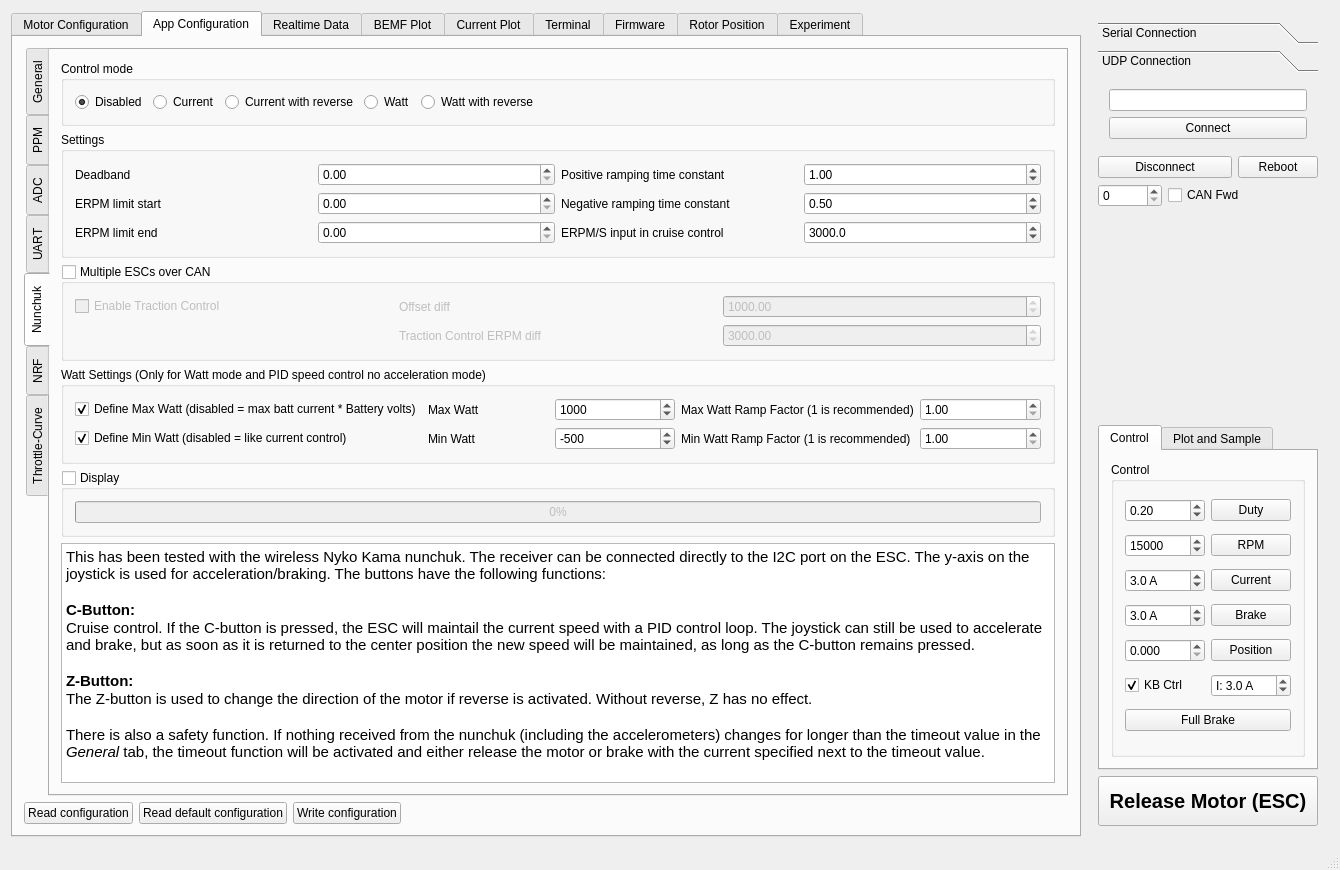
This is mainwindow.ui in task650/bldc_tool_ackmaniac as Qt 5 draws it before an edit. The edited form follows.
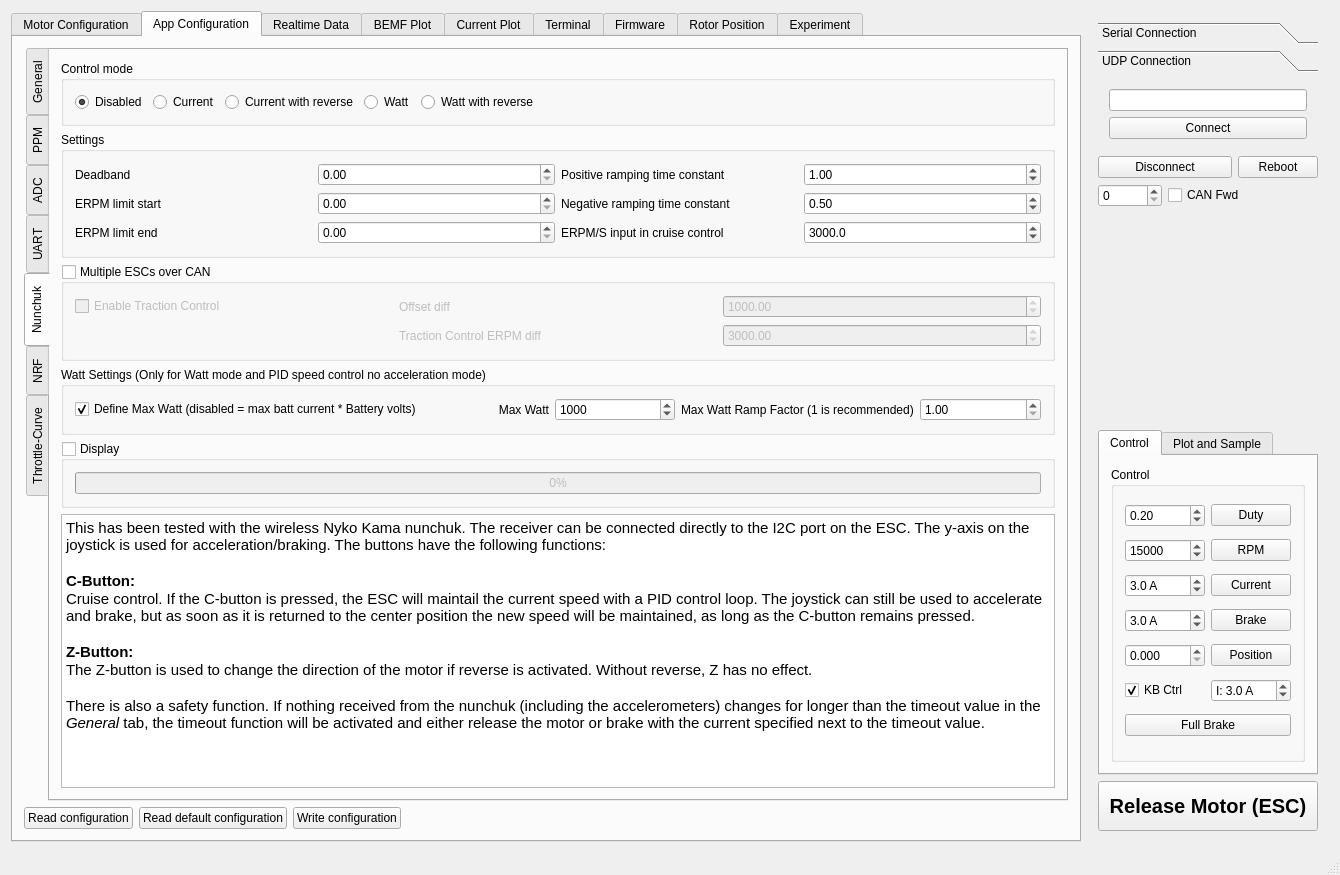
This is the edited form. The open tabs and pages were chosen to show the change. Icons and pictures are not drawn. Custom widgets are drawn as their Qt base class.

Patch:
```diff
--- a/mainwindow.ui
+++ b/mainwindow.ui
@@ -7,7 +7,7 @@
     <x>0</x>
     <y>0</y>
     <width>1340</width>
-    <height>870</height>
+    <height>875</height>
    </rect>
   </property>
   <property name="sizePolicy">
@@ -1919,6 +1919,41 @@
                    </property>
                   </widget>
                  </item>
+                 <item row="0" column="0">
+                  <widget class="QLabel" name="label_108">
+                   <property name="text">
+                    <string>&lt;html&gt;&lt;head/&gt;&lt;body&gt;&lt;p&gt;&lt;span style=&quot; color:#ff0000;&quot;&gt;1.&lt;/span&gt;&lt;/p&gt;&lt;/body&gt;&lt;/html&gt;</string>
+                   </property>
+                  </widget>
+                 </item>
+                 <item row="2" column="0">
+                  <widget class="QLabel" name="label_109">
+                   <property name="text">
+                    <string>&lt;html&gt;&lt;head/&gt;&lt;body&gt;&lt;p&gt;&lt;span style=&quot; color:#ff0000;&quot;&gt;2.&lt;/span&gt;&lt;/p&gt;&lt;/body&gt;&lt;/html&gt;</string>
+                   </property>
+                  </widget>
+                 </item>
+                 <item row="3" column="0">
+                  <widget class="QLabel" name="label_111">
+                   <property name="text">
+                    <string>&lt;html&gt;&lt;head/&gt;&lt;body&gt;&lt;p&gt;&lt;span style=&quot; color:#ff0000;&quot;&gt;3.&lt;/span&gt;&lt;/p&gt;&lt;/body&gt;&lt;/html&gt;</string>
+                   </property>
+                  </widget>
+                 </item>
+                 <item row="0" column="6">
+                  <widget class="QLabel" name="label_112">
+                   <property name="text">
+                    <string>&lt;html&gt;&lt;head/&gt;&lt;body&gt;&lt;p&gt;&lt;span style=&quot; color:#ff0000;&quot;&gt;4.&lt;/span&gt;&lt;/p&gt;&lt;/body&gt;&lt;/html&gt;</string>
+                   </property>
+                  </widget>
+                 </item>
+                 <item row="3" column="6">
+                  <widget class="QLabel" name="label_114">
+                   <property name="text">
+                    <string>&lt;html&gt;&lt;head/&gt;&lt;body&gt;&lt;p&gt;&lt;span style=&quot; color:#ff0000;&quot;&gt;5.&lt;/span&gt;&lt;/p&gt;&lt;/body&gt;&lt;/html&gt;</string>
+                   </property>
+                  </widget>
+                 </item>
                 </layout>
                </widget>
               </item>
@@ -4406,9 +4441,18 @@
                    <property name="enabled">
                     <bool>true</bool>
                    </property>
+                   <property name="toolTip">
+                    <string>&lt;html&gt;&lt;head/&gt;&lt;body&gt;&lt;p&gt;&lt;span style=&quot; font-weight:600;&quot;&gt;Max Watt&lt;/span&gt; = This value regulates the max watts the VESC tries to achieve when the throttle is pulled 100%.&lt;br/&gt;If the throttle is only pulled 25% then the VESC only tries to achieve 25% of the watts.&lt;br/&gt;&lt;br/&gt;By this value you can adjust the power of your board very easy. You can also simply reduce it to like 250 watts and give the board to a unexperienced rider.&lt;/p&gt;&lt;p&gt;&lt;br/&gt;Based on motors battery max you can calculate the maximum value that can be entered by 3,6V * battery cells in series * max battery amps&lt;br/&gt;e.g. for a 10S4P pack with 2 VESCs&lt;/p&gt;&lt;p&gt;3,6V * 10S * 40A = 1440&lt;/p&gt;&lt;/body&gt;&lt;/html&gt;</string>
+                   </property>
+                   <property name="layoutDirection">
+                    <enum>Qt::LeftToRight</enum>
+                   </property>
                    <property name="text">
                     <string>Max Watt</string>
                    </property>
+                   <property name="alignment">
+                    <set>Qt::AlignRight|Qt::AlignTrailing|Qt::AlignVCenter</set>
+                   </property>
                   </widget>
                  </item>
                  <item row="0" column="2">
@@ -4430,19 +4474,6 @@
                    </property>
                   </widget>
                  </item>
-                 <item row="1" column="0">
-                  <widget class="QCheckBox" name="appconfChukDefineMinWattBox">
-                   <property name="enabled">
-                    <bool>true</bool>
-                   </property>
-                   <property name="text">
-                    <string>Define Min Watt (disabled = like current control)</string>
-                   </property>
-                   <property name="checked">
-                    <bool>true</bool>
-                   </property>
-                  </widget>
-                 </item>
                  <item row="0" column="4">
                   <widget class="QDoubleSpinBox" name="appconfChukMaxWattFactorBox">
                    <property name="enabled">
@@ -4462,49 +4493,6 @@
                    </property>
                   </widget>
                  </item>
-                 <item row="1" column="1">
-                  <widget class="QLabel" name="label_111">
-                   <property name="text">
-                    <string>Min Watt</string>
-                   </property>
-                  </widget>
-                 </item>
-                 <item row="1" column="2">
-                  <widget class="QDoubleSpinBox" name="appconfChukMinWattBox">
-                   <property name="decimals">
-                    <number>0</number>
-                   </property>
-                   <property name="minimum">
-                    <double>-5000.000000000000000</double>
-                   </property>
-                   <property name="maximum">
-                    <double>-1.000000000000000</double>
-                   </property>
-                   <property name="value">
-                    <double>-500.000000000000000</double>
-                   </property>
-                  </widget>
-                 </item>
-                 <item row="1" column="3">
-                  <widget class="QLabel" name="label_112">
-                   <property name="text">
-                    <string>Min Watt Ramp Factor (1 is recommended)</string>
-                   </property>
-                  </widget>
-                 </item>
-                 <item row="1" column="4">
-                  <widget class="QDoubleSpinBox" name="appconfChukMinWattFactorBox">
-                   <property name="minimum">
-                    <double>1.000000000000000</double>
-                   </property>
-                   <property name="maximum">
-                    <double>10.000000000000000</double>
-                   </property>
-                   <property name="singleStep">
-                    <double>0.010000000000000</double>
-                   </property>
-                  </widget>
-                 </item>
                 </layout>
                </widget>
               </item>
@@ -6570,6 +6558,12 @@
     </item>
     <item>
      <widget class="QWidget" name="widget2" native="true">
+      <property name="sizePolicy">
+       <sizepolicy hsizetype="Fixed" vsizetype="Preferred">
+        <horstretch>0</horstretch>
+        <verstretch>0</verstretch>
+       </sizepolicy>
+      </property>
       <layout class="QVBoxLayout" name="verticalLayout_26">
        <item>
         <widget class="QToolBox" name="toolBox">
```
Left out of the diff: 443 changed lines with no effect on the pictures.
